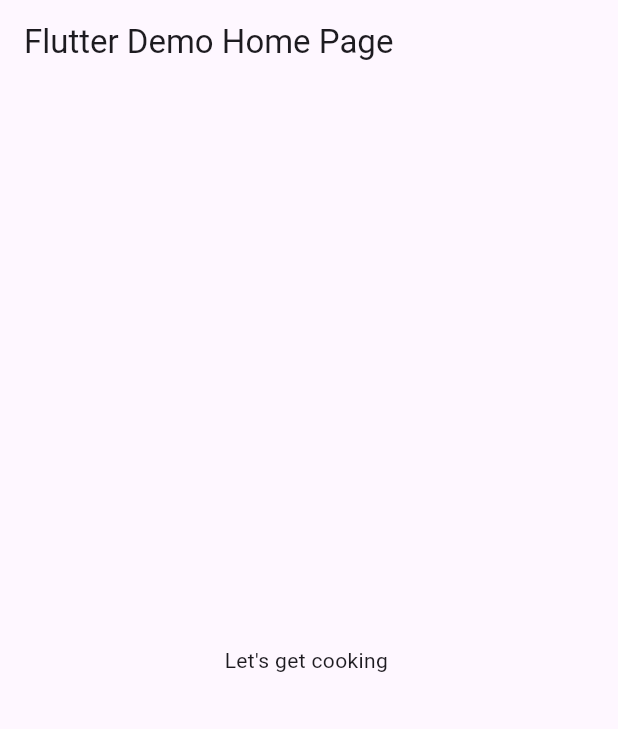
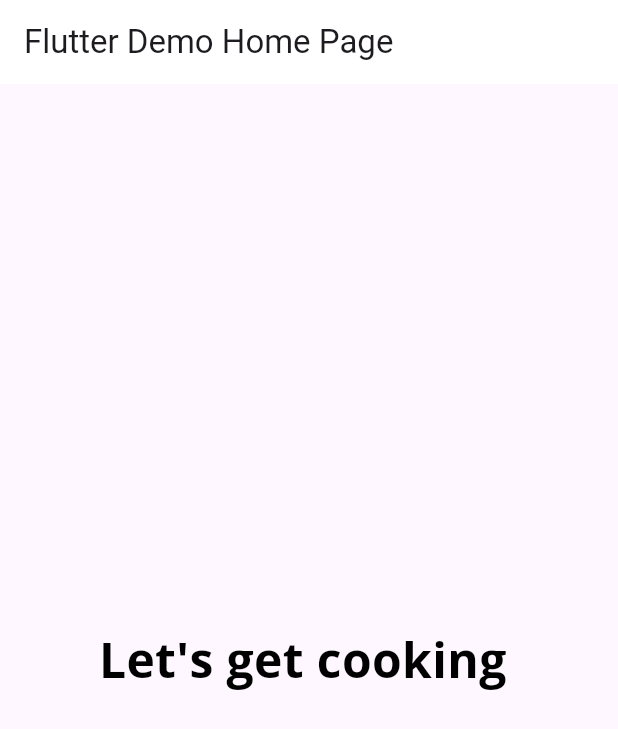
Before and after one commit to Cyonecoder/flutterRepractice, a Flutter app: the screen it shows after launch, on a phone screen of 412 x 824 dp. Shown: the top 729 px of the screen. Run offline on Flutter 3.47's test engine with Material 3 defaults, Android fonts, the phone set to English and light mode, and no system bars; our stand-ins replace google_fonts.

Commit message:
add class theme for dark and white

```diff
--- /dev/null
+++ b/lib/fooderMo_theme.dart
@@ -0,0 +1,90 @@
+import 'package:flutter/material.dart';
+import 'package:google_fonts/google_fonts.dart';
+
+class FooderMoTheme {
+  static TextTheme lightTextTheme = TextTheme(
+    bodyLarge: GoogleFonts.openSans(
+      fontSize: 14,
+      fontWeight: FontWeight.w700,
+      color: Colors.black,
+    ),
+    headlineLarge: GoogleFonts.openSans(
+      fontSize: 32,
+      fontWeight: FontWeight.bold,
+      color: Colors.black,
+    ),
+    headlineMedium: GoogleFonts.openSans(
+      fontSize: 21,
+      fontWeight: FontWeight.w700,
+      color: Colors.black,
+    ),
+    headlineSmall: GoogleFonts.openSans(
+      fontSize: 16,
+      fontWeight: FontWeight.w600,
+      color: Colors.black,
+    ),
+  );
+
+  static TextTheme darkTextTheme = TextTheme(
+    bodyLarge: GoogleFonts.openSans(
+      fontSize: 14,
+      fontWeight: FontWeight.w700,
+      color: Colors.white,
+    ),
+    headlineLarge: GoogleFonts.openSans(
+      fontSize: 32,
+      fontWeight: FontWeight.bold,
+      color: Colors.white,
+    ),
+    headlineMedium: GoogleFonts.openSans(
+      fontSize: 21,
+      fontWeight: FontWeight.w700,
+      color: Colors.white,
+    ),
+    headlineSmall: GoogleFonts.openSans(
+      fontSize: 16,
+      fontWeight: FontWeight.w600,
+      color: Colors.white,
+    ),
+  );
+
+  static ThemeData light() {
+    return ThemeData(
+      brightness: Brightness.light,
+      checkboxTheme: CheckboxThemeData(
+        fillColor: WidgetStateColor.resolveWith((state) {
+          return Colors.black;
+        }),
+      ),
+      appBarTheme: const AppBarTheme(
+        foregroundColor: Colors.black,
+        backgroundColor: Colors.white,
+      ),
+      floatingActionButtonTheme: const FloatingActionButtonThemeData(
+        foregroundColor: Colors.white,
+        backgroundColor: Colors.black,
+      ),
+      bottomNavigationBarTheme:
+          const BottomNavigationBarThemeData(selectedItemColor: Colors.green),
+      textTheme: lightTextTheme,
+    );
+  }
+
+  static ThemeData dark() {
+    return ThemeData(
+      brightness: Brightness.dark,
+
+      appBarTheme: const AppBarTheme(
+        foregroundColor: Colors.white,
+        backgroundColor: Color(0xf5e5959),
+      ),
+      floatingActionButtonTheme: const FloatingActionButtonThemeData(
+        foregroundColor: Colors.white,
+        backgroundColor: Colors.green,
+      ),
+      bottomNavigationBarTheme:
+      const BottomNavigationBarThemeData(selectedItemColor: Colors.green),
+      textTheme: darkTextTheme,
+    );
+  }
+}
--- a/lib/main.dart
+++ b/lib/main.dart
@@ -1,5 +1,5 @@
 import 'package:flutter/material.dart';
-
+import 'package:flutter_app/fooderMo_theme.dart';
 
 void main() {
   runApp(const FooderMo());
@@ -12,13 +12,25 @@ class FooderMo extends StatelessWidget {
   @override
   Widget build(BuildContext context) {
     // todo: create theme
+    final theme = FooderMoTheme.light();
     //todo; apply home widget
 
     return MaterialApp(
+        theme: theme,
         title: 'FooderMo',
         home: Scaffold(
-            appBar: AppBar(
-          title: Text('Flutter Demo Home Page'),
-        ),body: const Center(child: Text('Let\'s get cooking '),),));
+          appBar: AppBar(
+            title: Text(
+              'Flutter Demo Home Page',
+              style: theme.textTheme.bodySmall,
+            ),
+          ),
+          body:  Center(
+            child: Text(
+              'Let\'s get cooking ',
+              style: theme.textTheme.headlineLarge
+            ),
+          ),
+        ));
   }
 }
--- a/pubspec.yaml
+++ b/pubspec.yaml
@@ -35,6 +35,7 @@ dependencies:
   # The following adds the Cupertino Icons font to your application.
   # Use with the CupertinoIcons class for iOS style icons.
   cupertino_icons: ^1.0.6
+  google_fonts: ^6.2.1
 
 dev_dependencies:
   flutter_test:
```
Also changed, not shown: pubspec.lock, 7 other files.
